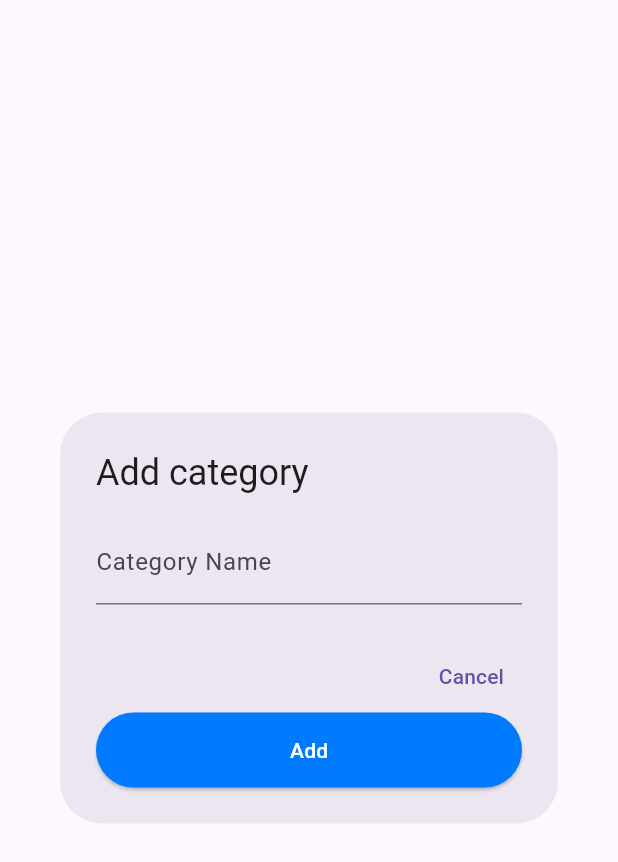
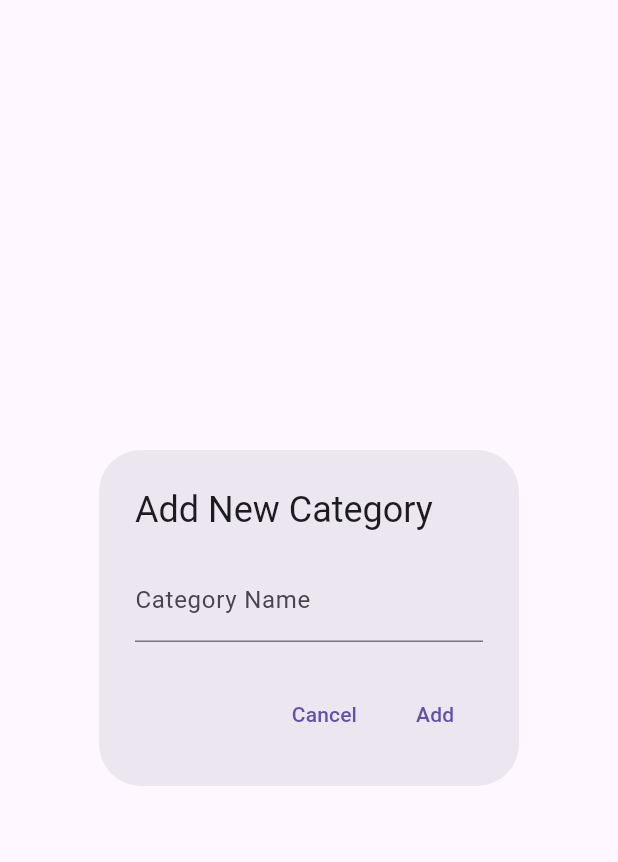
Before and after one commit to TahmidMannanDipu/Expense_tracker, a Flutter app: the AddCategoryDialog widget shown alone on an empty page, opened directly, on a phone screen of 412 x 824 dp. Shown: the top 862 px of the screen. Run offline on Flutter 3.47's test engine with Material 3 defaults, Android fonts, the light colour scheme and no system bars; our stand-ins replace localstorage.

Commit message:
update 2

```diff
--- a/lib/constant/widgets/add_category_dialog.dart
+++ b/lib/constant/widgets/add_category_dialog.dart
@@ -1,48 +1,55 @@
-import 'package:expense_tracker/models/expense_category.dart';
 import 'package:flutter/material.dart';
+import 'package:provider/provider.dart';
+import '../../models/expense_category.dart';
+import '../../providers/expense_provider.dart';
+
 
 class AddCategoryDialog extends StatefulWidget {
   final Function(ExpenseCategory) onAdd;
-  const AddCategoryDialog({super.key, required this.onAdd});
+
+  AddCategoryDialog({required this.onAdd});
 
   @override
-  State<AddCategoryDialog> createState() => _AddCategoryDialogState();
+  _AddCategoryDialogState createState() => _AddCategoryDialogState();
 }
 
-final TextEditingController _nameController = TextEditingController();
+class _AddCategoryDialogState extends State<AddCategoryDialog> {
+  final TextEditingController _controller = TextEditingController();
 
-class _AddCategoryDialogState extends State<AddCategoryDialog> {
   @override
   Widget build(BuildContext context) {
     return AlertDialog(
-      title: Text('Add category'),
+      title: Text('Add New Category'),
       content: TextField(
-        controller: _nameController,
-        decoration: InputDecoration(labelText: 'Category Name'),
+        controller: _controller,
+        decoration: InputDecoration(
+          labelText: 'Category Name',
+        ),
       ),
-      actions: <Widget>[
+      actions: [
         TextButton(
+          child: Text('Cancel'),
+          onPressed: () => Navigator.of(context).pop(),
+        ),
+        TextButton(
+          child: Text('Add'),
           onPressed: () {
+            var newCategory = ExpenseCategory(
+                id: DateTime.now().toString(), name: _controller.text, isDefault: true);
+            widget.onAdd(newCategory);
+            Provider.of<ExpenseProvider>(context, listen: false)
+                .addCategory(newCategory);
+            _controller.clear(); // Clear the input field
             Navigator.of(context).pop();
           },
-          child: Text('Cancel'),
         ),
-        ElevatedButton(
-          onPressed: () {
-            final categoryName = _nameController.text;
-            if (categoryName.isNotEmpty) {
-              Navigator.of(context).pop(categoryName);
-            }
-          },
-          child: Text('Add'),
-        )
       ],
     );
   }
 
   @override
   void dispose() {
-    _nameController.dispose();
+    _controller.dispose();
     super.dispose();
   }
 }
--- a/lib/main.dart
+++ b/lib/main.dart
@@ -1,5 +1,4 @@
 import 'package:expense_tracker/providers/expense_provider.dart';
-import 'package:expense_tracker/screens/add_expense_screen.dart';
 import 'package:expense_tracker/screens/category_management_screen.dart';
 import 'package:expense_tracker/screens/home_screen.dart';
 import 'package:expense_tracker/screens/tag_management_screen.dart';
--- a/lib/screens/category_management_screen.dart
+++ b/lib/screens/category_management_screen.dart
@@ -23,12 +23,13 @@
                   onPressed: () {
                     provider.deleteCategory(category.id);
                   },
-                  icon: Icon(Icons.delete),
+                  icon: Icon(Icons.delete,color: Colors.red,),
                 ),
               );
             });
       }),
       floatingActionButton: FloatingActionButton(
+        backgroundColor: Colors.blue[200],
         onPressed: () {
           showDialog(
             context: context,
```
Also changed, not shown: lib/constant/widgets/add_tag_dialog.dart (+26 -18 lines), lib/screens/add_expense_screen.dart (+46 -1 lines), lib/screens/tag_management_screen.dart (+22 -9 lines), pubspec.lock.
